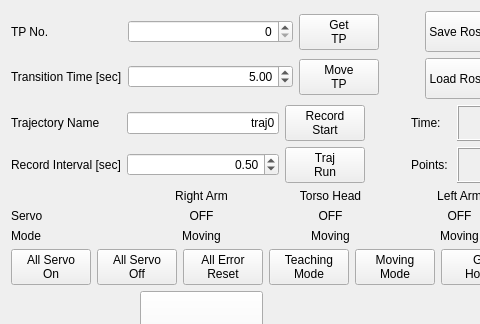
Before: the Qt Designer form torobo_robot/torobo_gui/resource/torobo_whole_body_manager.ui in tashiwater/wiping, drawn with Qt 5; both pictures show x 0 to 480 and y 0 to 324 of the 746 by 432 pixel window.
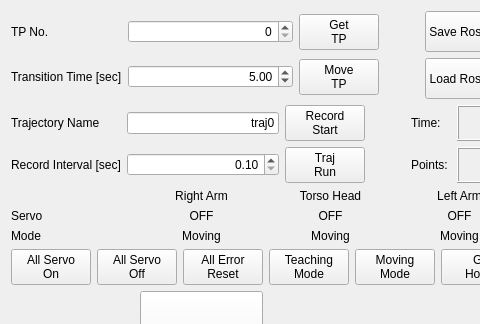
After: the same form once the commit is applied.

The edit to the form file:
```diff
--- a/torobo_robot/torobo_gui/resource/torobo_whole_body_manager.ui
+++ b/torobo_robot/torobo_gui/resource/torobo_whole_body_manager.ui
@@ -161,7 +161,7 @@
                 <double>0.100000000000000</double>
                </property>
                <property name="value">
-                <double>0.500000000000000</double>
+                <double>0.100000000000000</double>
                </property>
               </widget>
              </item>
```
Left out of the diff: 2 changed lines with no effect on the pictures.
